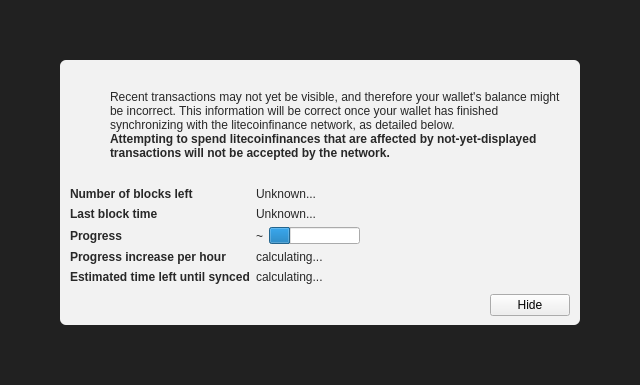
Above: src/qt/forms/modaloverlay.ui from litecoinfinance/litecoinfinance before the change. Below: the same form after it.
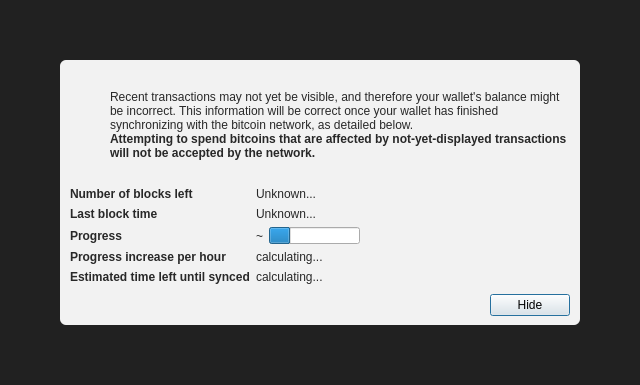
That is the form after the change. Icons and pictures are not drawn. Custom widgets are drawn as their Qt base class.

Commit message:
Upload Bitcoin sources v0.18.1
Upload Bitcoin sources v0.18.1 what be used as update for Litecoin Finance.
https://github.com/bitcoin/bitcoin/releases/tag/v0.18.1

The edit to the form file:
```diff
--- a/src/qt/forms/modaloverlay.ui
+++ b/src/qt/forms/modaloverlay.ui
@@ -130,7 +130,7 @@
              <item>
               <widget class="QLabel" name="infoText">
                <property name="text">
-                <string>Recent transactions may not yet be visible, and therefore your wallet's balance might be incorrect. This information will be correct once your wallet has finished synchronizing with the litecoinfinance network, as detailed below.</string>
+                <string>Recent transactions may not yet be visible, and therefore your wallet's balance might be incorrect. This information will be correct once your wallet has finished synchronizing with the bitcoin network, as detailed below.</string>
                </property>
                <property name="textFormat">
                 <enum>Qt::RichText</enum>
@@ -149,7 +149,7 @@
                 </font>
                </property>
                <property name="text">
-                <string>Attempting to spend litecoinfinances that are affected by not-yet-displayed transactions will not be accepted by the network.</string>
+                <string>Attempting to spend bitcoins that are affected by not-yet-displayed transactions will not be accepted by the network.</string>
                </property>
                <property name="textFormat">
                 <enum>Qt::RichText</enum>
@@ -351,6 +351,12 @@
              <property name="text">
               <string>Hide</string>
              </property>
+             <property name="focusPolicy">
+              <enum>Qt::StrongFocus</enum>
+             </property>
+             <property name="default">
+              <bool>true</bool>
+             </property>
             </widget>
            </item>
           </layout>
```
The commit also changes 1248 other files.
